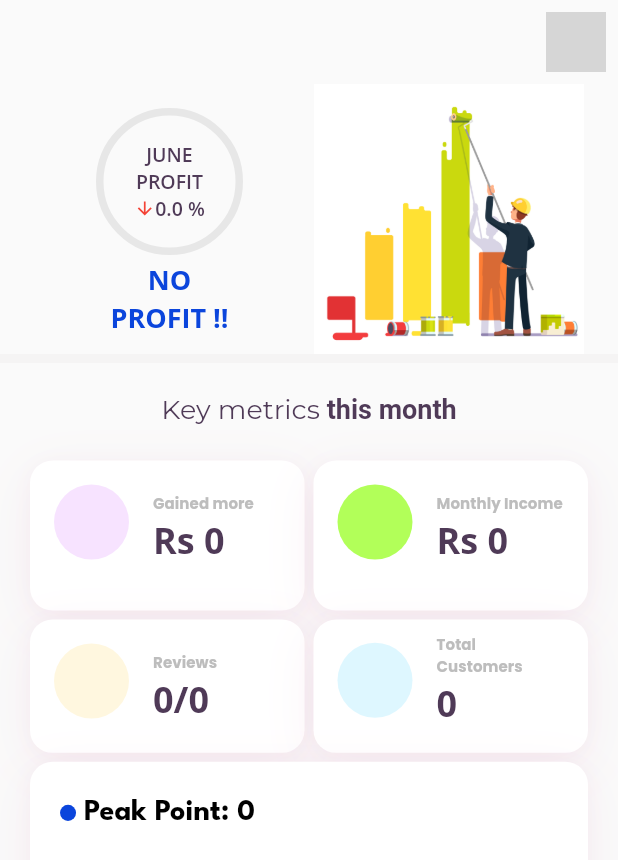
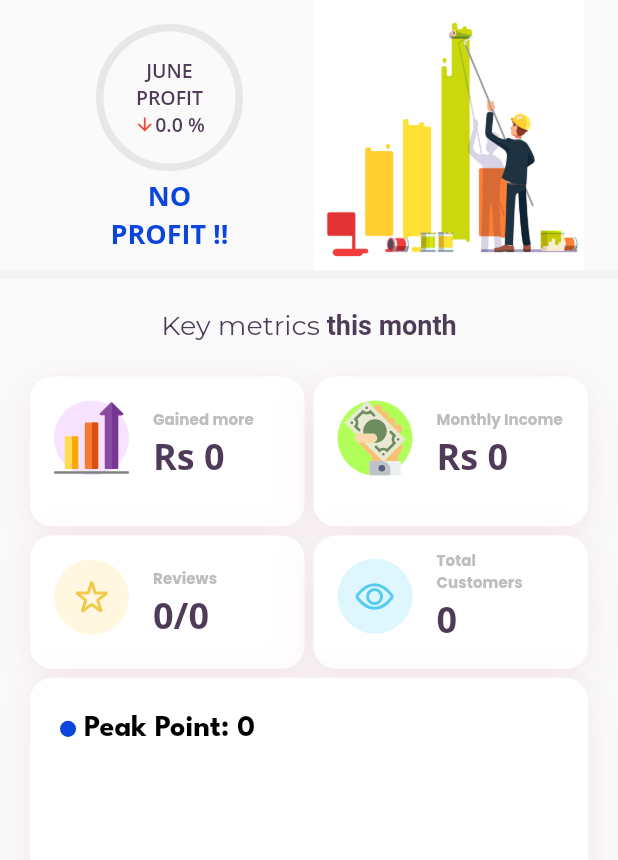
Before and after one commit to ethos-fit19/servicr_sp, a Flutter app: the DashboardScreen screen opened directly, on a phone screen of 412 x 824 dp. Shown: the top 860 px of the screen. Run offline on Flutter 3.47's test engine with Material 2 defaults, Android fonts, the phone set to English and light mode, and no system bars; our stand-ins replace dio, email_validator, fl_chart, flutter_hooks, flutter_svg, fluttertoast and 10 more; missing offline and left inert: flutter_share, image_picker_for_web, mailto, shared_preferences_web; accounts and stored records are empty; network calls fail; statements that could not run were skipped; grey boxes are pictures that could not be loaded.

Commit message:
fixed icons

```diff
--- a/lib/views/home/home_page.dart
+++ b/lib/views/home/home_page.dart
@@ -3,6 +3,7 @@ import 'dart:math';
 
 import 'package:dio/dio.dart';
 import 'package:flutter/material.dart';
+import 'package:flutter_svg/svg.dart';
 import 'package:hooks_riverpod/hooks_riverpod.dart';
 import 'package:servicr_sp/providers/currentuser_provider.dart';
 import 'package:syncfusion_flutter_charts/charts.dart';
@@ -235,22 +236,6 @@ return [lastMonth.toString(),year.toString()];
     }
 
     return Scaffold(
-      appBar: AppBar(
-        backgroundColor: Colors.transparent,
-        elevation: 0.0,
-        actions: const [
-          Padding(
-            padding: EdgeInsets.all(8),
-            child: Center(
-              child: CircleAvatar(
-                maxRadius: 20,
-                backgroundImage: NetworkImage(
-                    "https://jooinn.com/images/man39s-face-11.jpg"),
-              ),
-            ),
-          )
-        ],
-      ),
       body: SafeArea(
         child: SingleChildScrollView(
           child: SizedBox(
@@ -376,8 +361,8 @@ return [lastMonth.toString(),year.toString()];
                             mRight: 3,
                             child: ListTileCustom(
                                 bgColor: Color(0xFFF7E3FF),
-                                //pathIcon: ".assets/icons/line.svg",
-                                pathIcon: "I1.png",
+                                //pathIcon: "assets/icons/l1.png",
+                               pathIcon: "increase.svg",
                                 title: "Gained more",
                                 subTitle: 'Rs ' +
                                     (totalThisMonth - totalLastMonth)
@@ -390,7 +375,7 @@ return [lastMonth.toString(),year.toString()];
                             mRight: 0,
                             child: ListTileCustom(
                               bgColor: Colors.lightGreenAccent,
-                              pathIcon: "salary-svgrepo-com.svg",
+                              pathIcon: "m2.svg",
                               title: "Monthly Income",
                               subTitle: 'Rs ${totalThisMonth}',
                             ),
@@ -707,11 +692,11 @@ class ListTileCustom extends StatelessWidget {
           shape: BoxShape.circle,
           color: bgColor,
         ),
-        // child: SvgPicture.asset("assets/icons/"+pathIcon,
-        //   width: 21.88,
-        //   height: 10.94,
-        //   fit: BoxFit.scaleDown,
-        // ),
+        child: SvgPicture.asset("assets/icons/"+pathIcon,
+          width: 21.88,
+          height: 10.94,
+          fit: BoxFit.scaleDown,
+        ),
       ),
       title: Text(
         title,
--- a/pubspec.yaml
+++ b/pubspec.yaml
@@ -84,6 +84,7 @@ flutter:
   # To add assets to your application, add an assets section, like this:
   assets:
     - assets/images/
+    - assets/icons/
 
   # An image asset can refer to one or more resolution-specific "variants", see
   # https://flutter.dev/assets-and-images/#resolution-aware
```
Also changed, not shown: assets/icons/increase.svg (added), assets/icons/m1.svg (added), assets/icons/m2.svg (added), assets/icons/m3.svg (added), assets/icons/profits-analytics-svgrepo-com.svg (added), assets/icons/r1.svg (added), pubspec.lock.
